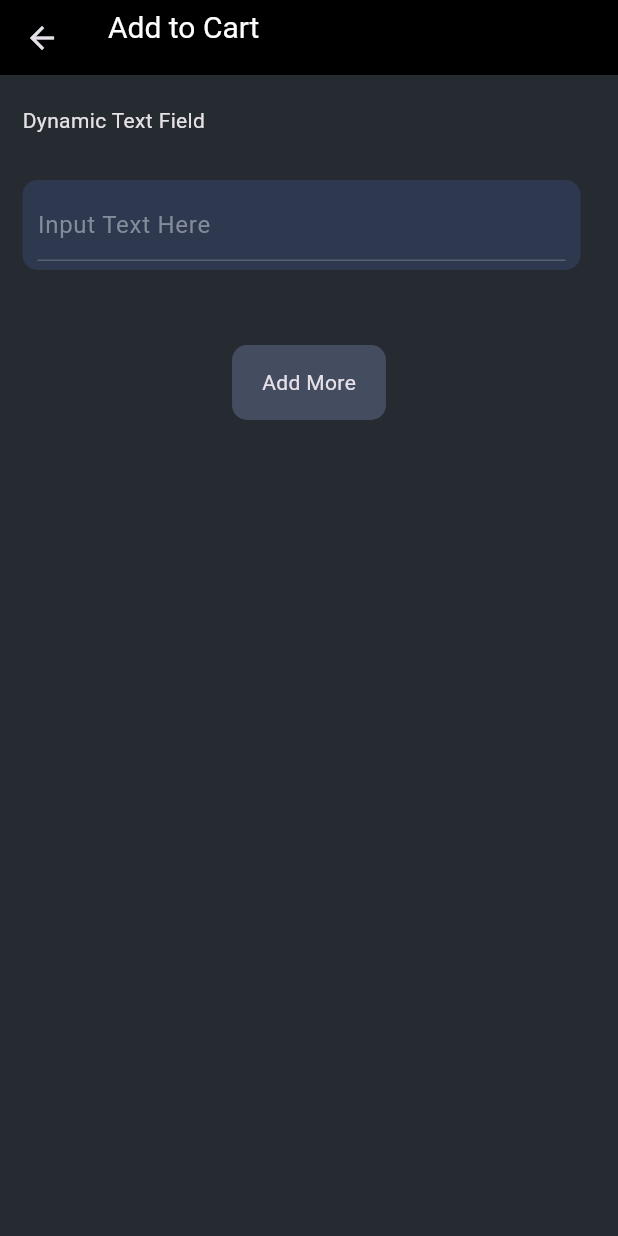
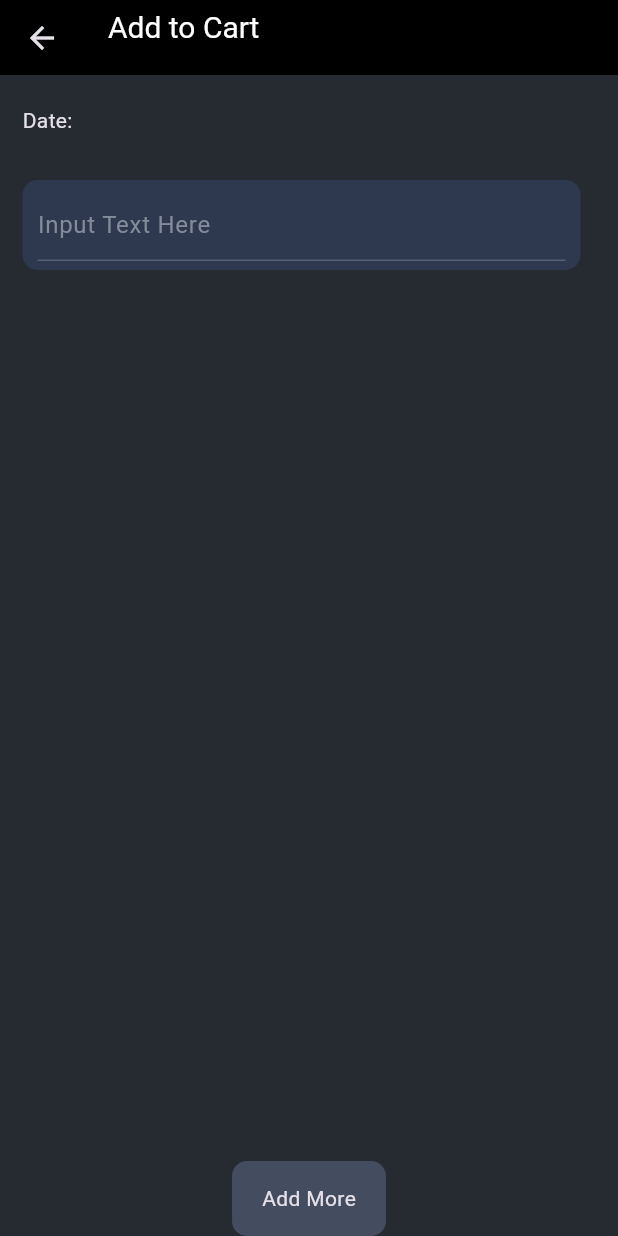
Before and after one commit to nafi-ullah/Mess-Manager, a Flutter app: the BazarForm screen opened directly, on a phone screen of 412 x 824 dp. Run offline on Flutter 3.47's test engine with Material 3 defaults, Android fonts, the phone set to English and light mode, and no system bars; our stand-ins replace curved_navigation_bar, font_awesome_flutter, google_fonts, shared_preferences; missing offline and left inert: zego_uikit_prebuilt_call; accounts and stored records are empty.

```diff
--- a/lib/widgets/bazarForm.dart
+++ b/lib/widgets/bazarForm.dart
@@ -37,21 +37,21 @@ class _BazarFormState extends State<BazarForm> {
           ),
         ),
       ),
-      body: SafeArea(
-        child: SingleChildScrollView(
-          child: Column(
+      body: Column(
         crossAxisAlignment: CrossAxisAlignment.start,
         children: [
           Padding(
             padding: const EdgeInsets.only(left: 15, right: 15, top: 20),
             child: Text(
-                  "Dynamic Text Field",
+              "Date: ",
             ),
           ),
+
           const SizedBox(
             height: 15,
           ),
-              ListView.builder(
+          Expanded(
+            child: ListView.builder(
               padding: const EdgeInsets.symmetric(horizontal: 15),
               shrinkWrap: true,
               itemCount: listController.length,
@@ -106,8 +106,9 @@ class _BazarFormState extends State<BazarForm> {
                 );
               },
             ),
+          ),
           const SizedBox(
-                height: 50,
+            height: 30,
           ),
           GestureDetector(
             onTap: () {
@@ -133,8 +134,6 @@ class _BazarFormState extends State<BazarForm> {
           )
         ],
       ),
-        ),
-      ),
     );
   }
 }
```
Lines whose indentation alone changed are shown as unchanged.
